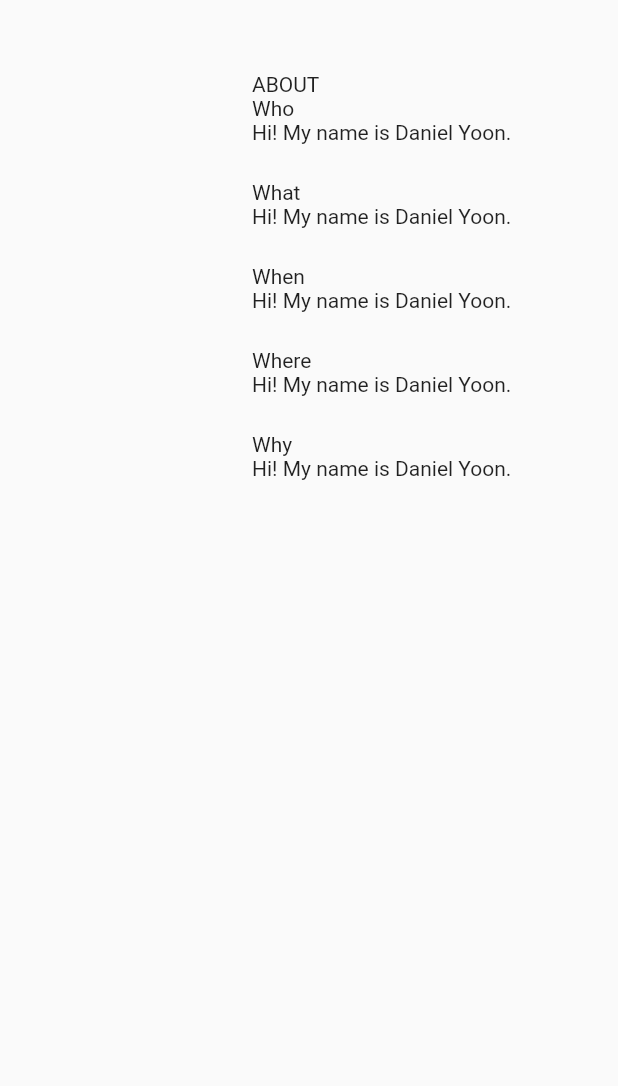
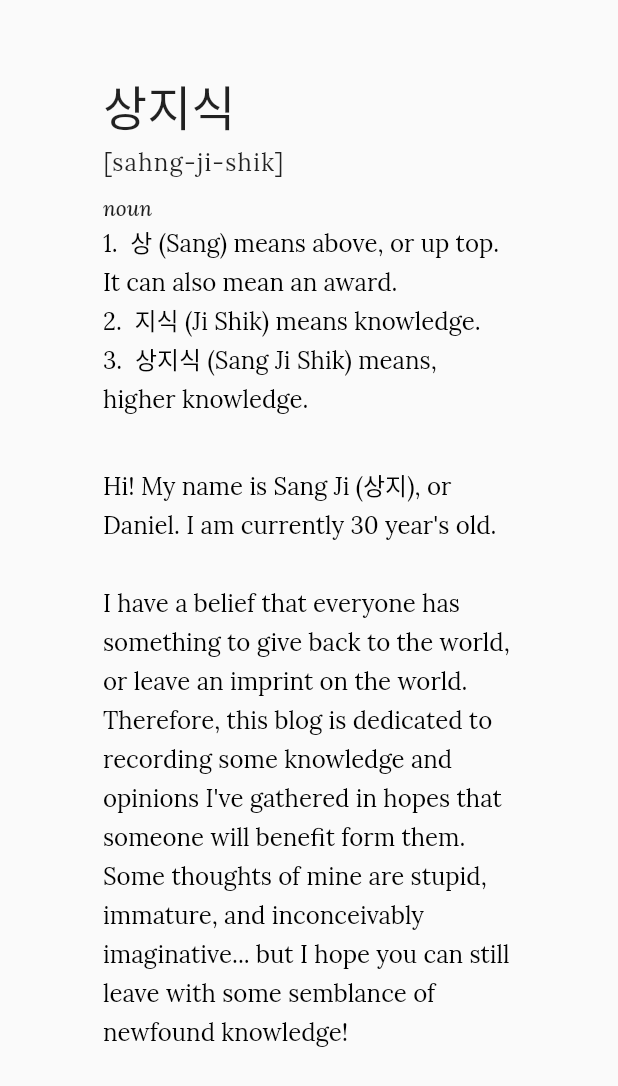
Before and after one commit to danielyoon/sangjishik, a Flutter app: the AboutScreen widget shown alone on an empty page, opened directly, on a phone screen of 412 x 824 dp. Shown: the top 1086 px of the screen. Run offline on Flutter 3.47's test engine with Material 2 defaults, Android fonts, the phone set to English and light mode, and no system bars; our stand-ins replace go_router, google_fonts, sized_context; network calls fail.

Commit message:
Added about screen

```diff
--- a/lib/router.dart
+++ b/lib/router.dart
@@ -2,6 +2,7 @@ import 'package:sangjishik/core_packages.dart';
 import 'package:sangjishik/user_interface/app_scaffold.dart';
 import 'package:sangjishik/user_interface/screens/home/home_screen.dart';
 
+//TODO: Implement: https://codewithandrea.com/articles/flutter-bottom-navigation-bar-nested-routes-gorouter/
 final appRouter = GoRouter(
   redirect: _handleRedirect,
   routes: [
--- a/lib/user_interface/screens/about/about_screen.dart
+++ b/lib/user_interface/screens/about/about_screen.dart
@@ -5,27 +5,59 @@ class AboutScreen extends StatelessWidget {
 
   @override
   Widget build(BuildContext context) {
-    return ListView(
-      padding: EdgeInsets.only(left: $styles.insets.xxl * 3),
-      children: [
-        VSpace.xl,
-        Text('ABOUT'),
-        Text('Who'),
-        Text('Hi! My name is Daniel Yoon.'),
-        VSpace.med,
-        Text('What'),
-        Text('Hi! My name is Daniel Yoon.'),
-        VSpace.med,
-        Text('When'),
-        Text('Hi! My name is Daniel Yoon.'),
-        VSpace.med,
-        Text('Where'),
-        Text('Hi! My name is Daniel Yoon.'),
-        VSpace.med,
-        Text('Why'),
-        Text('Hi! My name is Daniel Yoon.'),
-        VSpace.med,
-      ],
+    double width = context.widthPx;
+
+    int age = calculateAge();
+    return Expanded(
+      child: Align(
+        alignment: Alignment.topCenter,
+        child: SizedBox(
+          width: width / 1.5,
+          child: SingleChildScrollView(
+            child: Column(
+              crossAxisAlignment: CrossAxisAlignment.start,
+              children: [
+                VSpace.xl,
+                Text(
+                  '상지식',
+                  style: $styles.text.h2,
+                ),
+                Text('[sahng-ji-shik]',
+                    style: $styles.text.title1),
+                VSpace.xs,
+                Text('noun', style: $styles.text.caption),
+                Text(
+                    '1.  상 (Sang) means above, or up top. It can also mean an award.',
+                    style: $styles.text.body),
+                Text('2.  지식 (Ji Shik) means knowledge.',
+                    style: $styles.text.body),
+                Text(
+                    '3.  상지식 (Sang Ji Shik) means, higher knowledge.',
+                    style: $styles.text.body),
+                VSpace.lg,
+                Text(
+                    "Hi! My name is Sang Ji (상지), or Daniel. I am currently $age year's old.\n\nI have a belief that everyone has something to give back to the world, or leave an imprint on the world. Therefore, this blog is dedicated to recording some knowledge and opinions I've gathered in hopes that someone will benefit form them. Some thoughts of mine are stupid, immature, and inconceivably imaginative... but I hope you can still leave with some semblance of newfound knowledge!",
+                    style: $styles.text.body),
+                VSpace.xl,
+              ],
+            ),
+          ),
+        ),
+      ),
     );
   }
+
+  int calculateAge() {
+    final birthday = DateTime(1992, 7, 24);
+    final now = DateTime.now();
+    int age = now.year - birthday.year;
+
+    if (now.month < birthday.month ||
+        (now.month == birthday.month &&
+            now.day < birthday.day)) {
+      age--;
+    }
+
+    return age;
+  }
 }
--- a/lib/user_interface/screens/contact/contact_screen.dart
+++ /dev/null
@@ -1,13 +0,0 @@
-import 'package:sangjishik/core_packages.dart';
-
-class ContactMeScreen extends StatelessWidget {
-  const ContactMeScreen({Key? key}) : super(key: key);
-
-  @override
-  Widget build(BuildContext context) {
-    return ListView(
-      padding: EdgeInsets.symmetric(horizontal: $styles.insets.xxl),
-      children: [],
-    );
-  }
-}
--- a/lib/user_interface/screens/home/home_screen.dart
+++ b/lib/user_interface/screens/home/home_screen.dart
@@ -41,7 +41,8 @@ class _HomeScreenState extends State<HomeScreen> {
             child: SizedBox(
               height: height,
               child: Column(
-                crossAxisAlignment: CrossAxisAlignment.start,
+                crossAxisAlignment:
+                    CrossAxisAlignment.start,
                 children: [
                   VSpace.xl,
                   _quotesWidget(width),
@@ -58,7 +59,8 @@ class _HomeScreenState extends State<HomeScreen> {
 
   Padding _quotesWidget(double width) {
     return Padding(
-      padding: EdgeInsets.symmetric(horizontal: $styles.insets.lg),
+      padding: EdgeInsets.symmetric(
+          horizontal: $styles.insets.lg),
       child: SizedBox(
         width: (width > 780) ? width / 3 : width / 1.2,
         child: Text(
--- /dev/null
+++ b/lib/user_interface/screens/home/login_popup.dart
@@ -0,0 +1 @@
+import 'package:sangjishik/core_packages.dart';
--- a/lib/user_interface/screens/posts/posts_screen.dart
+++ b/lib/user_interface/screens/posts/posts_screen.dart
@@ -65,7 +65,7 @@ class _PostsScreenState extends State<PostsScreen> {
                   children: [
                     Expanded(
                       child: GridView.count(
-                        crossAxisCount: 4,
+                        crossAxisCount: 3,
                         mainAxisSpacing: 20,
                         crossAxisSpacing: 20,
                         childAspectRatio: 1.3,
--- a/lib/user_interface/styled_widgets/styled_dividers.dart
+++ /dev/null
@@ -1,18 +0,0 @@
-import 'package:sangjishik/core_packages.dart';
-
-class StyledDividers extends StatelessWidget {
-  final double size;
-
-  const StyledDividers({super.key, required this.size});
-
-  @override
-  Widget build(BuildContext context) => Container(
-        width: size,
-        height: 1,
-        color: Colors.black,
-      );
-
-  static StyledDividers get long => StyledDividers(size: 20);
-
-  static StyledDividers get short => StyledDividers(size: 10);
-}
--- a/lib/user_interface/styled_widgets/styled_widgets.dart
+++ b/lib/user_interface/styled_widgets/styled_widgets.dart
@@ -1,3 +1,2 @@
-export 'styled_dividers.dart';
 export 'styled_spacers.dart';
 export 'styled_text_button.dart';
```
Also changed, not shown: pubspec.yaml (+4 -4 lines), pubspec.lock.
